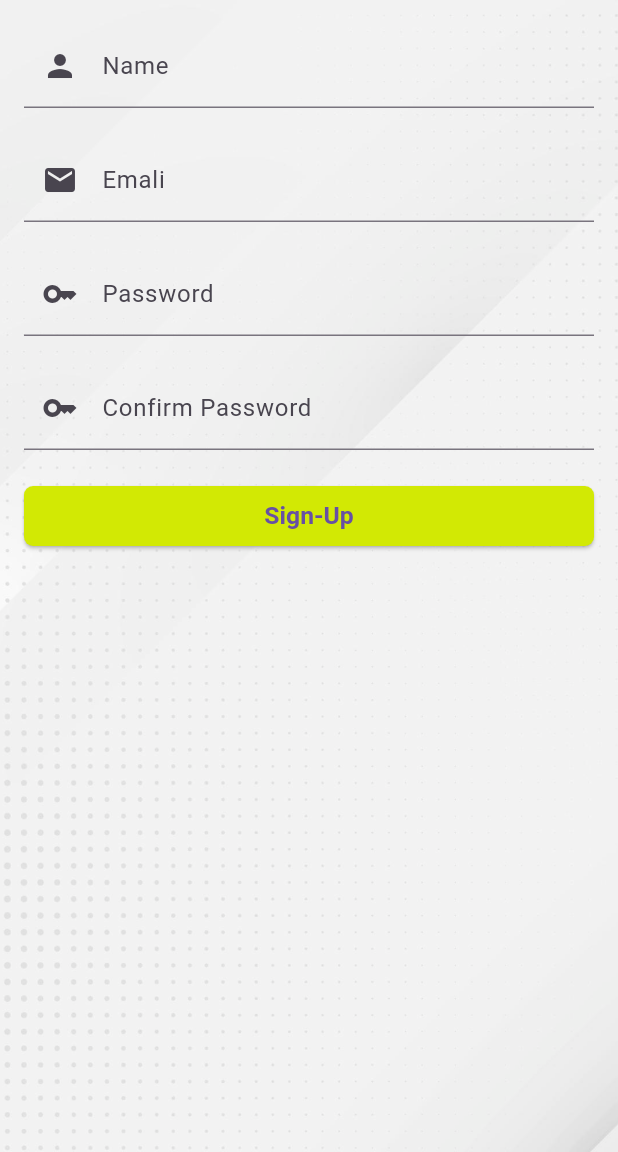
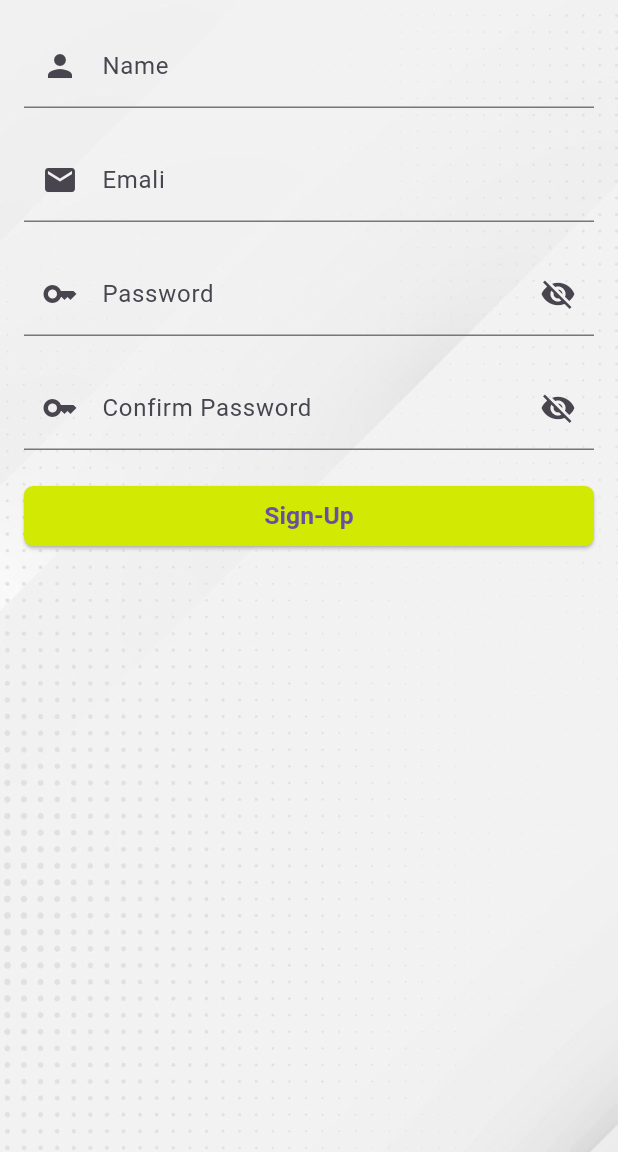
Before and after one commit to MaxJakaria/islamic_media, a Flutter app: the screen it shows after launch, after a tap on "Sign-Up", on a phone screen of 412 x 824 dp, the part 84-1236 px from its top. Run offline on Flutter 3.47's test engine with Material 3 defaults, Android fonts, the phone set to English and light mode, and no system bars; our stand-ins replace cloud_firestore, firebase_auth, firebase_core; accounts and stored records are empty.

Commit message:
Again Update password visibility

```diff
--- /dev/null
+++ b/lib/API/api.dart
@@ -0,0 +1,9 @@
+import 'package:cloud_firestore/cloud_firestore.dart';
+import 'package:firebase_auth/firebase_auth.dart';
+
+class APIs{
+  //For Authentication
+  static FirebaseAuth auth = FirebaseAuth.instance;
+  //For accessing Cloud Firestore database
+  static FirebaseFirestore firestore = FirebaseFirestore.instance;
+}
--- a/lib/FrontEnd/login.dart
+++ b/lib/FrontEnd/login.dart
@@ -2,10 +2,8 @@ import 'package:flutter/material.dart';
 import 'package:islamic_media/Firebase%20auth/firebase_authentication.dart';
 import 'package:islamic_media/FrontEnd/common/email.dart';
 import 'package:islamic_media/FrontEnd/common/login_button.dart';
-import 'package:islamic_media/FrontEnd/common/password.dart';
 import 'package:islamic_media/FrontEnd/common/sign_up_button.dart';
 import 'package:islamic_media/FrontEnd/sign_up.dart';
-import 'package:islamic_media/widgets/chat_user_card.dart';
 
 class LoginPage extends StatefulWidget {
   const LoginPage({Key? key}) : super(key: key);
@@ -15,6 +13,7 @@ class LoginPage extends StatefulWidget {
 }
 
 class _LoginPageState extends State<LoginPage> {
+  bool _passwordVisible = false;
   final _emailController = TextEditingController();
   final _passwordController = TextEditingController();
   TextFildDecoration textFildDecoration = TextFildDecoration();
@@ -46,13 +45,25 @@ class _LoginPageState extends State<LoginPage> {
               TextField(
                 controller: _emailController,
                 decoration: textFildDecoration.creatTextFildDecoration(
-                    "Emali", Icon(Icons.email)),
+                    "Emali", const Icon(Icons.email)),
               ),
               const SizedBox(height: 20.0),
               TextField(
+                obscureText: !_passwordVisible,
                 controller: _passwordController,
-                decoration: textFildDecoration.creatTextFildDecoration(
-                    "Password", Icon(Icons.key)),
+                decoration: InputDecoration(
+                    labelText: "Password",
+                    prefixIcon: Icon(Icons.key),
+                  suffixIcon: IconButton(
+                    icon: Icon(
+                      _passwordVisible ? Icons.visibility : Icons.visibility_off,
+                    ),
+                    onPressed: () {
+                      setState(() {
+                        _passwordVisible = !_passwordVisible;
+                      });
+                    },
+                  ),),
               ),
               const SizedBox(height: 20.0),
               LoginButton(
--- a/lib/FrontEnd/sign_up.dart
+++ b/lib/FrontEnd/sign_up.dart
@@ -1,8 +1,6 @@
 import 'package:flutter/material.dart';
 import 'package:islamic_media/Firebase%20auth/firebase_authentication.dart';
-import 'package:islamic_media/FrontEnd/common/confirm_password.dart';
 import 'package:islamic_media/FrontEnd/common/email.dart'; // Import EmailField
-import 'package:islamic_media/FrontEnd/common/password.dart';
 import 'package:islamic_media/FrontEnd/common/sign_up_button.dart'; // Import PasswordField
 
 class SignUpPage extends StatefulWidget {
@@ -13,6 +11,8 @@ class SignUpPage extends StatefulWidget {
 }
 
 class _SignUpPageState extends State<SignUpPage> {
+  bool _passwordVisible = false;
+  bool _confirmPasswordVisible = false;
   final _nameController = TextEditingController();
   final _emailController = TextEditingController();
   final _passwordController = TextEditingController();
@@ -47,24 +47,44 @@ class _SignUpPageState extends State<SignUpPage> {
               TextFormField(
                   controller: _nameController,
                   decoration: textFildDecoration.creatTextFildDecoration(
-                      "Name", Icon(Icons.person))),
+                      "Name", const Icon(Icons.person))),
               const SizedBox(height: 20.0),
               TextField(
                 controller: _emailController,
                 decoration: textFildDecoration.creatTextFildDecoration(
-                    "Emali", Icon(Icons.email)),
+                    "Emali", const Icon(Icons.email)),
               ),
               const SizedBox(height: 20.0),
               TextField(
+                obscureText: !_passwordVisible,
                 controller: _passwordController,
-                decoration: textFildDecoration.creatTextFildDecoration(
-                    "Password", Icon(Icons.key)),
+                decoration: InputDecoration(
+                  labelText: "Password",
+                  prefixIcon: Icon(Icons.key),
+                  suffixIcon: IconButton(
+                    icon: Icon(
+                      _passwordVisible ? Icons.visibility : Icons.visibility_off,
+                    ),
+                    onPressed: () {
+                      setState(() {
+                        _passwordVisible = !_passwordVisible;
+                      });
+                    },
+                  ),),
               ),
               const SizedBox(height: 20.0),
               TextField(
                 controller: _confirmPassword,
-                decoration: textFildDecoration.creatTextFildDecoration(
-                    "Confirm Password", Icon(Icons.key)),
+                decoration: InputDecoration(
+                    labelText: "Confirm Password", prefixIcon: Icon(Icons.key),
+                suffixIcon: IconButton(
+                  icon: Icon(_confirmPasswordVisible ? Icons.visibility : Icons.visibility_off),
+                  onPressed: (){
+                    setState(() {
+                     _confirmPasswordVisible = !_confirmPasswordVisible;
+                    });
+                  },
+                ),),
               ),
               const SizedBox(height: 20.0),
               SignUpButton(
```
Also changed, not shown: lib/Firebase auth/firebase_authentication.dart (+17 -11 lines), lib/widgets/chat_user_card.dart (line endings or trailing spaces).
